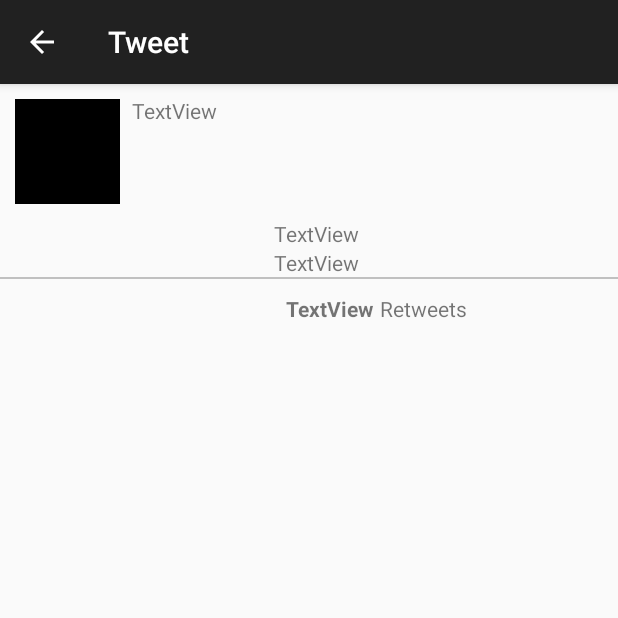
After one commit to piperwhite/twitter-client, an Android app: the DetailedTweetActivity screen opened directly, with no data from a screen before it, on a phone screen of 412 x 824 dp, the top half of it. The commit adds this screen. Run offline under Robolectric (Android 15) with nearby library versions, the phone set to English and light mode, and no system bars; pictures from the network do not load; 5 statements that could not run were skipped.

Commit message:
detailed tweet activity

```diff
--- a/app/src/main/java/com/codepath/apps/restclienttemplate/ComposeTweetDialogFragment.java
+++ b/app/src/main/java/com/blanca/apps/twitterclient/ComposeTweetDialogFragment.java
@@ -1,4 +1,4 @@
-package com.codepath.apps.restclienttemplate;
+package com.blanca.apps.twitterclient;
 
 import android.os.Bundle;
 import android.support.annotation.Nullable;
--- /dev/null
+++ b/app/src/main/java/com/blanca/apps/twitterclient/DetailedTweetActivity.java
@@ -0,0 +1,44 @@
+package com.blanca.apps.twitterclient;
+
+import android.os.Bundle;
+import android.support.v7.app.AppCompatActivity;
+import android.widget.ImageView;
+import android.widget.TextView;
+
+import com.blanca.apps.twitterclient.models.Tweet;
+import com.bumptech.glide.Glide;
+
+public class DetailedTweetActivity extends AppCompatActivity {
+
+    private Tweet tweet;
+    private TextView tvUserName;
+    private TextView tvBody;
+    private TextView tvTimestamp;
+    private ImageView ivProfileImage;
+    private TextView tvRetweetCount;
+
+    @Override
+    protected void onCreate(Bundle savedInstanceState) {
+        super.onCreate(savedInstanceState);
+        setContentView(R.layout.activity_detailed_tweet);
+
+        getSupportActionBar().setDisplayHomeAsUpEnabled(true);
+
+        tweet= getIntent().getParcelableExtra("tweet");
+
+        tvUserName= (TextView) findViewById(R.id.tv_user_name);
+        tvUserName.setText(tweet.user.name);
+
+        tvBody= (TextView) findViewById(R.id.tv_body);
+        tvBody.setText(tweet.body);
+
+        tvTimestamp= (TextView) findViewById(R.id.tv_timestamp);
+        tvTimestamp.setText(tweet.createAt);
+
+        ivProfileImage= (ImageView) findViewById(R.id.iv_profile_image);
+        Glide.with(this).load(tweet.user.profileImageUrl).into(ivProfileImage);
+
+        tvRetweetCount= (TextView) findViewById(R.id.tv_retweet_count);
+        tvRetweetCount.setText(Long.toString(tweet.retweetCount));
+    }
+}
--- a/app/src/main/java/com/codepath/apps/restclienttemplate/EndlessRecyclerViewScrollListener.java
+++ b/app/src/main/java/com/blanca/apps/twitterclient/EndlessRecyclerViewScrollListener.java
@@ -1,4 +1,4 @@
-package com.codepath.apps.restclienttemplate;
+package com.blanca.apps.twitterclient;
 
 import android.support.v7.widget.GridLayoutManager;
 import android.support.v7.widget.LinearLayoutManager;
--- a/app/src/main/java/com/codepath/apps/restclienttemplate/LoginActivity.java
+++ b/app/src/main/java/com/blanca/apps/twitterclient/LoginActivity.java
@@ -1,4 +1,4 @@
-package com.codepath.apps.restclienttemplate;
+package com.blanca.apps.twitterclient;
 
 import android.content.Intent;
 import android.os.Bundle;
--- a/app/src/main/java/com/codepath/apps/restclienttemplate/MyDatabase.java
+++ b/app/src/main/java/com/blanca/apps/twitterclient/MyDatabase.java
@@ -1,4 +1,4 @@
-package com.codepath.apps.restclienttemplate;
+package com.blanca.apps.twitterclient;
 
 import com.raizlabs.android.dbflow.annotation.Database;
 
--- a/app/src/main/java/com/codepath/apps/restclienttemplate/TwitterApp.java
+++ b/app/src/main/java/com/blanca/apps/twitterclient/TwitterApp.java
@@ -1,4 +1,4 @@
-package com.codepath.apps.restclienttemplate;
+package com.blanca.apps.twitterclient;
 
 import com.raizlabs.android.dbflow.config.FlowConfig;
 import com.raizlabs.android.dbflow.config.FlowLog;
--- a/app/src/main/java/com/codepath/apps/restclienttemplate/TwitterClient.java
+++ b/app/src/main/java/com/blanca/apps/twitterclient/TwitterClient.java
@@ -1,4 +1,4 @@
-package com.codepath.apps.restclienttemplate;
+package com.blanca.apps.twitterclient;
 
 import android.content.Context;
 
--- a/app/src/main/java/com/codepath/apps/restclienttemplate/models/SampleModel.java
+++ b/app/src/main/java/com/blanca/apps/twitterclient/models/SampleModel.java
@@ -1,6 +1,6 @@
-package com.codepath.apps.restclienttemplate.models;
+package com.blanca.apps.twitterclient.models;
 
-import com.codepath.apps.restclienttemplate.MyDatabase;
+import com.blanca.apps.twitterclient.MyDatabase;
 import com.raizlabs.android.dbflow.annotation.Column;
 import com.raizlabs.android.dbflow.annotation.PrimaryKey;
 import com.raizlabs.android.dbflow.annotation.Table;
--- /dev/null
+++ b/app/src/main/res/layout/activity_detailed_tweet.xml
@@ -0,0 +1,80 @@
+<?xml version="1.0" encoding="utf-8"?>
+<android.support.constraint.ConstraintLayout xmlns:android="http://schemas.android.com/apk/res/android"
+    xmlns:app="http://schemas.android.com/apk/res-auto"
+    xmlns:tools="http://schemas.android.com/tools"
+    android:layout_width="match_parent"
+    android:layout_height="match_parent"
+    tools:context="com.blanca.apps.twitterclient.DetailedTweetActivity">
+
+    <ImageView
+        android:id="@+id/iv_profile_image"
+        android:layout_width="70dp"
+        android:layout_height="70dp"
+        android:layout_marginStart="10dp"
+        android:layout_marginTop="10dp"
+        app:layout_constraintStart_toStartOf="parent"
+        app:layout_constraintTop_toTopOf="parent"
+        app:srcCompat="@android:color/black" />
+
+    <TextView
+        android:id="@+id/tv_user_name"
+        android:layout_width="0dp"
+        android:layout_height="wrap_content"
+        android:layout_marginEnd="8dp"
+        android:layout_marginTop="8dp"
+        android:layout_marginLeft="8dp"
+        android:text="TextView"
+        app:layout_constraintEnd_toEndOf="parent"
+        app:layout_constraintStart_toEndOf="@+id/iv_profile_image"
+        app:layout_constraintTop_toTopOf="parent" />
+
+    <TextView
+        android:id="@+id/tv_body"
+        android:layout_width="wrap_content"
+        android:layout_height="wrap_content"
+        android:layout_marginEnd="8dp"
+        android:layout_marginStart="8dp"
+        android:layout_marginTop="10dp"
+        android:text="TextView"
+        android:textAlignment="textStart"
+        app:layout_constraintEnd_toEndOf="parent"
+        app:layout_constraintStart_toStartOf="@+id/iv_profile_image"
+        app:layout_constraintTop_toBottomOf="@+id/iv_profile_image" />
+
+    <TextView
+        android:id="@+id/tv_timestamp"
+        android:layout_width="wrap_content"
+        android:layout_height="wrap_content"
+        android:layout_marginBottom="10dp"
+        android:text="TextView"
+        app:layout_constraintStart_toStartOf="@+id/tv_body"
+        app:layout_constraintTop_toBottomOf="@+id/tv_body" />
+
+    <View
+        android:id="@+id/v_separator_line"
+        android:layout_width="0dp"
+        android:layout_height="1dp"
+        android:background="#c0c0c0"
+        app:layout_constraintTop_toBottomOf="@+id/tv_timestamp" />
+
+    <TextView
+        android:id="@+id/tv_retweet_count"
+        android:layout_width="wrap_content"
+        android:layout_height="wrap_content"
+        android:layout_marginStart="8dp"
+        android:layout_marginTop="10dp"
+        android:text="TextView"
+        android:textStyle="bold"
+        app:layout_constraintStart_toStartOf="@+id/tv_timestamp"
+        app:layout_constraintTop_toBottomOf="@+id/v_separator_line" />
+
+    <TextView
+        android:layout_width="wrap_content"
+        android:layout_height="wrap_content"
+        android:text="Retweets"
+        android:layout_marginTop="10dp"
+        android:layout_marginLeft="4dp"
+        app:layout_constraintStart_toEndOf="@+id/tv_retweet_count"
+        app:layout_constraintTop_toBottomOf="@+id/v_separator_line" />
+
+</android.support.constraint.ConstraintLayout>
--- a/app/src/main/res/layout/activity_login.xml
+++ b/app/src/main/res/layout/activity_login.xml
@@ -6,7 +6,7 @@
     android:paddingLeft="@dimen/activity_horizontal_margin"
     android:paddingRight="@dimen/activity_horizontal_margin"
     android:paddingTop="@dimen/activity_vertical_margin"
-    tools:context=".LoginActivity" >
+    tools:context="com.blanca.apps.twitterclient.LoginActivity" >
 
     <Button
         android:layout_width="match_parent"
--- a/app/src/main/res/layout/activity_timeline.xml
+++ b/app/src/main/res/layout/activity_timeline.xml
@@ -4,7 +4,7 @@
     xmlns:tools="http://schemas.android.com/tools"
     android:layout_width="match_parent"
     android:layout_height="match_parent"
-    tools:context="com.codepath.apps.restclienttemplate.TimelineActivity">
+    tools:context="com.blanca.apps.twitterclient.TimelineActivity">
 
     <android.support.v4.widget.SwipeRefreshLayout
         xmlns:android="http://schemas.android.com/apk/res/android"
--- a/app/src/main/res/values/strings.xml
+++ b/app/src/main/res/values/strings.xml
@@ -5,5 +5,6 @@
     <string name="login_label">Log in</string>
     <string name="intent_scheme">oauth</string>
     <string name="intent_host">cprest</string>
+    <string name= "title_tweet">Tweet</string>
 
 </resources>
```
Also changed, not shown: app/src/main/AndroidManifest.xml (+13 -4 lines), app/src/main/java/com/blanca/apps/twitterclient/TimelineActivity.java (renamed from app/src/main/java/com/codepath/apps/restclienttemplate/TimelineActivity.java, +13 -4 lines), app/src/main/java/com/blanca/apps/twitterclient/TweetAdapter.java (renamed from app/src/main/java/com/codepath/apps/restclienttemplate/TweetAdapter.java, +32 -3 lines), app/src/main/java/com/blanca/apps/twitterclient/models/Tweet.java (added, +96 -0 lines), app/src/main/java/com/blanca/apps/twitterclient/models/User.java (added, +80 -0 lines), app/src/main/java/com/codepath/apps/restclienttemplate/models/Tweet.java (deleted, +0 -47 lines), app/src/main/java/com/codepath/apps/restclienttemplate/models/User.java (deleted, +0 -42 lines), app/src/main/res/layout/item_tweet.xml (+3 -4 lines).
